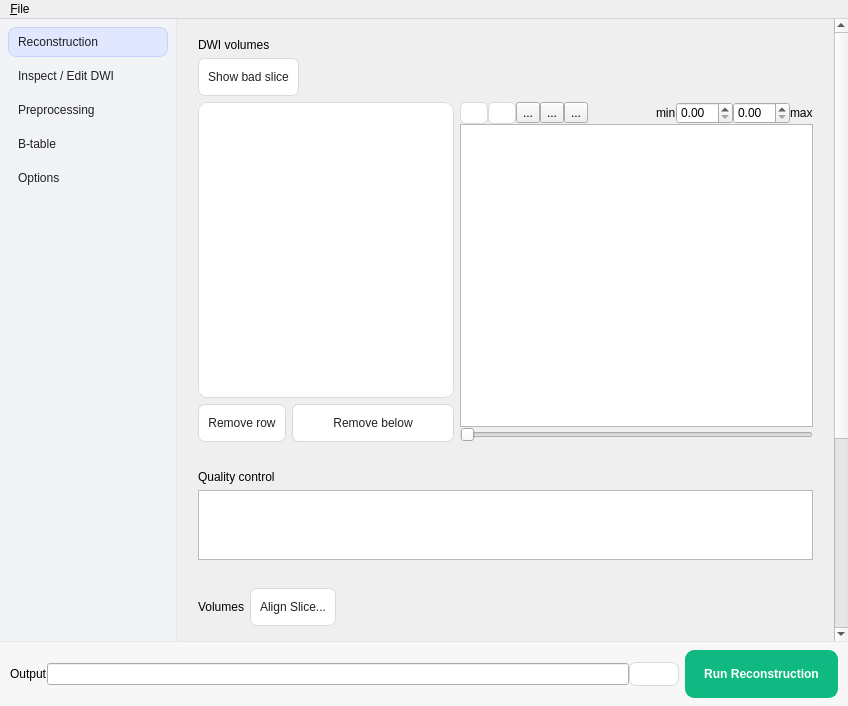
Old version of the form reconstruction/reconstruction_window.ui in the repository frankyeh/DSI-Studio.
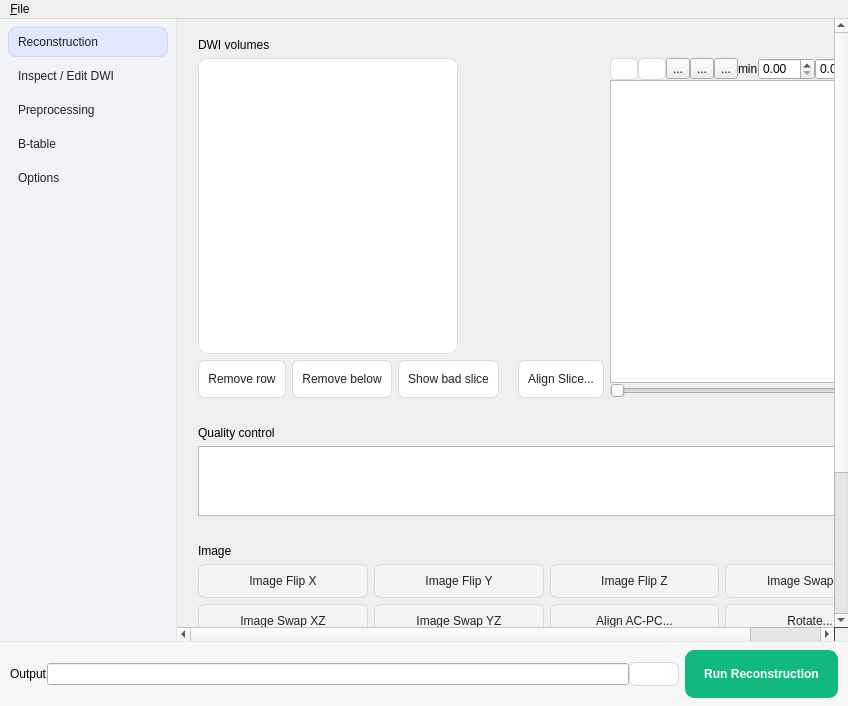
New version of the form. The open tabs and pages were chosen to show the change. Icons and pictures are not drawn.

Commit message: Reorganize B-table, FSL preprocessing and Options cards

Patch:
```diff
--- a/reconstruction/reconstruction_window.ui
+++ b/reconstruction/reconstruction_window.ui
@@ -915,47 +915,7 @@
                    </property>
                   </widget>
                  </item>
-                 <item>
-                  <layout class="QHBoxLayout" name="horizontalLayout_21">
-                   <item>
-                    <widget class="QPushButton" name="show_bad_slice">
-                     <property name="text">
-                      <string>Show bad slice</string>
-                     </property>
-                     <property name="icon">
-                      <iconset resource="../icons.qrc">
-                       <normaloff>:/icons/icons/bad_slice_alert.svg</normaloff>:/icons/icons/bad_slice_alert.svg</iconset>
-                     </property>
-                     <property name="iconSize">
-                      <size>
-                       <width>16</width>
-                       <height>16</height>
-                      </size>
-                     </property>
-                    </widget>
-                   </item>
-                   <item>
-                    <widget class="QLabel" name="bad_slice_label">
-                     <property name="text">
-                      <string />
-                     </property>
-                    </widget>
-                   </item>
-                   <item>
-                    <spacer name="inspect_spacer">
-                     <property name="orientation">
-                      <enum>Qt::Horizontal</enum>
-                     </property>
-                     <property name="sizeHint" stdset="0">
-                      <size>
-                       <width>0</width>
-                       <height>0</height>
-                      </size>
-                     </property>
-                    </spacer>
-                   </item>
-                  </layout>
-                 </item>
+                 
                  <item>
                   <layout class="QHBoxLayout" name="viewer_split" stretch="0,1">
                    <item>
@@ -1033,7 +993,39 @@
                          </property>
                         </widget>
                        </item>
-                      </layout>
+                      <item><widget class="QPushButton" name="show_bad_slice">
+                     <property name="text">
+                      <string>Show bad slice</string>
+                     </property>
+                     <property name="icon">
+                      <iconset resource="../icons.qrc">
+                       <normaloff>:/icons/icons/bad_slice_alert.svg</normaloff>:/icons/icons/bad_slice_alert.svg</iconset>
+                     </property>
+                     <property name="iconSize">
+                      <size>
+                       <width>16</width>
+                       <height>16</height>
+                      </size>
+                     </property>
+                    </widget></item><item><widget class="QLabel" name="bad_slice_label">
+                     <property name="text">
+                      <string />
+                     </property>
+                    </widget></item><item><widget class="QPushButton" name="align_slices">
+                   <property name="text">
+                    <string>Align Slice...</string>
+                   </property>
+                   <property name="icon">
+                    <iconset resource="../icons.qrc">
+                     <normaloff>:/icons/icons/linear_reg.svg</normaloff>:/icons/icons/linear_reg.svg</iconset>
+                   </property>
+                   <property name="iconSize">
+                    <size>
+                     <width>16</width>
+                     <height>16</height>
+                    </size>
+                   </property>
+                  </widget></item></layout>
                      </item>
                     </layout>
                    </item>
@@ -1263,67 +1255,7 @@
                 </layout>
                </widget>
               </item>
-              <item>
-               <widget class="QFrame" name="volume_group">
-                <property name="card" stdset="0">
-                 <bool>true</bool>
-                </property>
-                <layout class="QHBoxLayout" name="volume_row">
-                 <property name="leftMargin">
-                  <number>12</number>
-                 </property>
-                 <property name="topMargin">
-                  <number>10</number>
-                 </property>
-                 <property name="rightMargin">
-                  <number>12</number>
-                 </property>
-                 <property name="bottomMargin">
-                  <number>12</number>
-                 </property>
-                 <item>
-                  <widget class="QLabel" name="volume_group_title">
-                   <property name="text">
-                    <string>Volumes</string>
-                   </property>
-                   <property name="cardTitle" stdset="0">
-                    <bool>true</bool>
-                   </property>
-                  </widget>
-                 </item>
-                 <item>
-                  <widget class="QPushButton" name="align_slices">
-                   <property name="text">
-                    <string>Align Slice...</string>
-                   </property>
-                   <property name="icon">
-                    <iconset resource="../icons.qrc">
-                     <normaloff>:/icons/icons/linear_reg.svg</normaloff>:/icons/icons/linear_reg.svg</iconset>
-                   </property>
-                   <property name="iconSize">
-                    <size>
-                     <width>16</width>
-                     <height>16</height>
-                    </size>
-                   </property>
-                  </widget>
-                 </item>
-                 <item>
-                  <spacer name="volume_spacer">
-                   <property name="orientation">
-                    <enum>Qt::Horizontal</enum>
-                   </property>
-                   <property name="sizeHint" stdset="0">
-                    <size>
-                     <width>0</width>
-                     <height>0</height>
-                    </size>
-                   </property>
-                  </spacer>
-                 </item>
-                </layout>
-               </widget>
-              </item>
+              
               <item>
                <widget class="QFrame" name="image_group">
                 <property name="card" stdset="0">
```
Left out of the diff: 214 changed lines with no effect on the pictures.
